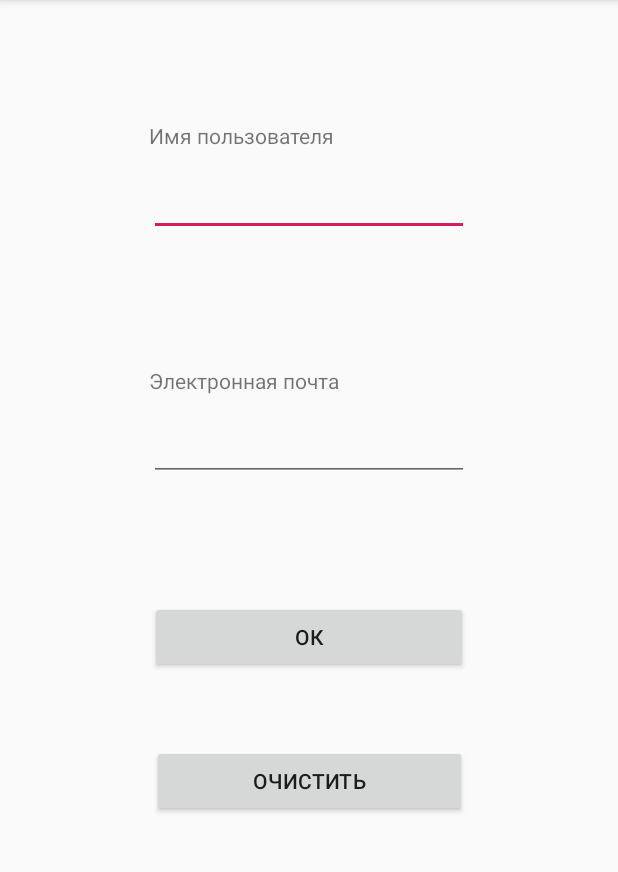
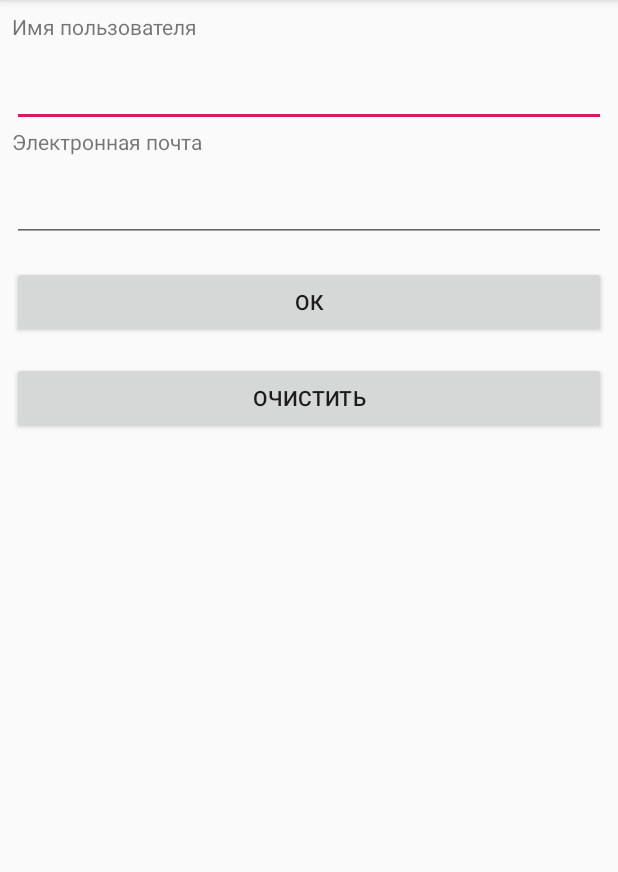
Before and after one commit to ruslan-yusupov-open/hw02task01, an Android app: the screen it shows after launch (MainActivity), on a phone screen of 412 x 824 dp, the part 84-956 px from its top. Run offline under Robolectric (Android 15) with nearby library versions, the phone set to English and light mode, and no system bars.

Commit message:
added form

```diff
--- a/app/build.gradle
+++ b/app/build.gradle
@@ -16,6 +16,10 @@ android {
             proguardFiles getDefaultProguardFile('proguard-android-optimize.txt'), 'proguard-rules.pro'
         }
     }
+    compileOptions {
+        sourceCompatibility = '1.8'
+        targetCompatibility = '1.8'
+    }
 }
 
 dependencies {
--- a/app/src/main/java/com/example/subscribebasic/MainActivity.java
+++ b/app/src/main/java/com/example/subscribebasic/MainActivity.java
@@ -1,13 +1,73 @@
 package com.example.subscribebasic;
 
+import android.os.Bundle;
+import android.os.Handler;
+import android.os.Looper;
 import android.support.v7.app.AppCompatActivity;
-import android.os.Bundle;
+import android.view.View;
+import android.widget.Button;
+import android.widget.EditText;
+import android.widget.ProgressBar;
+import android.widget.ScrollView;
+import android.widget.TextView;
 
 public class MainActivity extends AppCompatActivity {
+
+    EditText nameEditText;
+    EditText emailEditText;
+    TextView resultTextView;
+    Button okButton;
+    Button resetButton;
+    Button repeatButton;
+
+    ProgressBar subscribeProgress;
+    ScrollView subscribeForm;
+    ScrollView resultView;
 
     @Override
     protected void onCreate(Bundle savedInstanceState) {
         super.onCreate(savedInstanceState);
         setContentView(R.layout.activity_main);
+
+        nameEditText = findViewById(R.id.nameEditText);
+        emailEditText = findViewById(R.id.emailEditText);
+        resultTextView = findViewById(R.id.resultTextView);
+        okButton = findViewById(R.id.okButton);
+        resetButton = findViewById(R.id.resetButton);
+        repeatButton = findViewById(R.id.repeatButton);
+
+        subscribeProgress = findViewById(R.id.subscribeProgress);
+        subscribeForm = findViewById(R.id.subscribeForm);
+        resultView = findViewById(R.id.resultView);
+
+        resetButton.setOnClickListener((view) -> {
+            nameEditText.setText("");
+            emailEditText.setText("");
+        });
+
+        repeatButton.setOnClickListener((view) -> {
+            subscribeForm.setVisibility(View.VISIBLE);
+            resultView.setVisibility(View.GONE);
+        });
+
+        okButton.setOnClickListener((view) -> {
+            String name = nameEditText.getText().toString();
+            String email = emailEditText.getText().toString();
+
+            subscribeProgress.setVisibility(View.VISIBLE);
+            subscribeForm.setVisibility(View.GONE);
+
+            Handler handler = new Handler(Looper.getMainLooper());
+
+            handler.postDelayed(() -> {
+                subscribeProgress.setVisibility(View.GONE);
+                resultView.setVisibility(View.VISIBLE);
+
+                String result = String.format("Подписка на рассылку успешно оформлена" +
+                        " для пользователя %s на электронный адрес %s", name, email);
+
+                resultTextView.setText(result);
+            }, 2000);
+        });
     }
 }
--- a/app/src/main/res/layout/activity_main.xml
+++ b/app/src/main/res/layout/activity_main.xml
@@ -1,94 +1,109 @@
 <?xml version="1.0" encoding="utf-8"?>
-<android.support.constraint.ConstraintLayout xmlns:android="http://schemas.android.com/apk/res/android"
-    xmlns:app="http://schemas.android.com/apk/res-auto"
+<LinearLayout xmlns:android="http://schemas.android.com/apk/res/android"
     xmlns:tools="http://schemas.android.com/tools"
     android:layout_width="match_parent"
     android:layout_height="match_parent"
+    android:gravity="center_horizontal"
+    android:orientation="vertical"
+    android:paddingLeft="@dimen/activity_horizontal_margin"
+    android:paddingTop="@dimen/activity_vertical_margin"
+    android:paddingRight="@dimen/activity_horizontal_margin"
+    android:paddingBottom="@dimen/activity_vertical_margin"
     tools:context=".MainActivity">
+
+    <!-- Login progress -->
+    <ProgressBar
+        android:id="@+id/subscribeProgress"
+        style="?android:attr/progressBarStyleLarge"
+        android:layout_width="wrap_content"
+        android:layout_height="wrap_content"
+        android:layout_marginBottom="8dp"
+        android:visibility="gone" />
+
+    <ScrollView
+        android:id="@+id/subscribeForm"
+        android:layout_width="match_parent"
+        android:layout_height="match_parent">
+
+        <LinearLayout
+            android:id="@+id/mainForm"
+            android:layout_width="match_parent"
+            android:layout_height="wrap_content"
+            android:orientation="vertical">
+
+
+            <TextView
+                android:id="@+id/userNameTextView"
+                android:layout_width="match_parent"
+                android:layout_height="wrap_content"
+                android:layout_marginBottom="12dp"
+                android:text="@string/username" />
 
             <EditText
                 android:id="@+id/nameEditText"
-        android:layout_width="wrap_content"
+                android:layout_width="match_parent"
                 android:layout_height="wrap_content"
-        android:layout_marginStart="8dp"
-        android:layout_marginTop="112dp"
-        android:layout_marginEnd="8dp"
-        android:layout_marginBottom="118dp"
-        android:ems="10"
                 android:inputType="textPersonName"
-        app:layout_constraintBottom_toTopOf="@+id/emailEditText"
-        app:layout_constraintEnd_toEndOf="parent"
-        app:layout_constraintStart_toStartOf="parent"
-        app:layout_constraintTop_toTopOf="parent"
-        app:layout_constraintVertical_chainStyle="spread_inside"
                 tools:ignore="Autofill,LabelFor" />
 
             <TextView
-        android:id="@+id/userNameTextView"
-        android:layout_width="wrap_content"
+                android:id="@+id/emailTextView"
+                android:layout_width="match_parent"
                 android:layout_height="wrap_content"
                 android:layout_marginBottom="12dp"
-        android:text="@string/username"
-        app:layout_constraintBottom_toTopOf="@+id/nameEditText"
-        app:layout_constraintStart_toStartOf="@+id/nameEditText" />
+                android:text="@string/email" />
 
             <EditText
                 android:id="@+id/emailEditText"
-        android:layout_width="wrap_content"
+                android:layout_width="match_parent"
                 android:layout_height="wrap_content"
-        android:layout_marginStart="8dp"
-        android:layout_marginEnd="8dp"
-        android:layout_marginBottom="80dp"
-        android:ems="10"
                 android:inputType="textPersonName"
-        app:layout_constraintBottom_toTopOf="@+id/okButton"
-        app:layout_constraintEnd_toEndOf="parent"
-        app:layout_constraintStart_toStartOf="parent"
-        app:layout_constraintTop_toBottomOf="@+id/nameEditText"
                 tools:ignore="Autofill,LabelFor,TextFields" />
 
-    <TextView
-        android:id="@+id/emailTextView"
-        android:layout_width="wrap_content"
-        android:layout_height="wrap_content"
-        android:layout_marginBottom="12dp"
-        android:text="@string/email"
-        app:layout_constraintBottom_toTopOf="@+id/emailEditText"
-        app:layout_constraintStart_toStartOf="@+id/emailEditText" />
 
             <Button
                 android:id="@+id/okButton"
-        android:layout_width="212dp"
+                android:layout_width="match_parent"
                 android:layout_height="wrap_content"
-        android:layout_marginStart="8dp"
-        android:layout_marginEnd="8dp"
-        android:layout_marginBottom="48dp"
-        android:text="@string/ok"
-        app:layout_constraintBottom_toTopOf="@+id/resetButton"
-        app:layout_constraintEnd_toEndOf="parent"
-        app:layout_constraintStart_toStartOf="parent"
-        app:layout_constraintTop_toBottomOf="@+id/emailEditText" />
+                android:layout_marginTop="16dp"
+                android:text="@string/ok" />
 
             <Button
                 android:id="@+id/resetButton"
-        android:layout_width="210dp"
+                android:layout_width="match_parent"
                 android:layout_height="wrap_content"
-        android:layout_marginStart="8dp"
-        android:layout_marginEnd="8dp"
-        android:layout_marginBottom="41dp"
-        android:text="@string/clear"
-        app:layout_constraintBottom_toTopOf="@+id/resultTextView"
-        app:layout_constraintEnd_toEndOf="parent"
-        app:layout_constraintStart_toStartOf="parent"
-        app:layout_constraintTop_toBottomOf="@+id/okButton" />
+                android:layout_marginTop="16dp"
+                android:text="@string/clear" />
+        </LinearLayout>
+    </ScrollView>
+
+    <ScrollView
+        android:id="@+id/resultView"
+        android:layout_width="match_parent"
+        android:layout_height="match_parent"
+        android:visibility="gone">
+
+        <LinearLayout
+            android:id="@+id/mainResultForm"
+            android:layout_width="match_parent"
+            android:layout_height="wrap_content"
+            android:orientation="vertical">
 
             <TextView
                 android:id="@+id/resultTextView"
-        android:layout_width="255dp"
-        android:layout_height="0dp"
-        android:layout_marginBottom="34dp"
-        app:layout_constraintBottom_toBottomOf="parent"
-        app:layout_constraintEnd_toEndOf="parent"
-        app:layout_constraintStart_toStartOf="parent"
-        app:layout_constraintTop_toBottomOf="@+id/resetButton" />
-</android.support.constraint.ConstraintLayout>
+                android:layout_width="match_parent"
+                android:layout_height="wrap_content"
+                android:layout_marginTop="28dp" />
+
+            <Button
+                android:id="@+id/repeatButton"
+                android:layout_width="match_parent"
+                android:layout_height="wrap_content"
+                android:layout_marginTop="16dp"
+                android:text="@string/repeat" />
+
+        </LinearLayout>
+    </ScrollView>
+
+
+</LinearLayout>
--- a/app/src/main/res/values/strings.xml
+++ b/app/src/main/res/values/strings.xml
@@ -5,4 +5,5 @@
     <string name="ok">ОК</string>
     <string name="clear">Очистить</string>
     <string name="subscribe">Подписка</string>
+    <string name="repeat">Повторить ввод</string>
 </resources>
```
Lines whose indentation alone changed are shown as unchanged.
